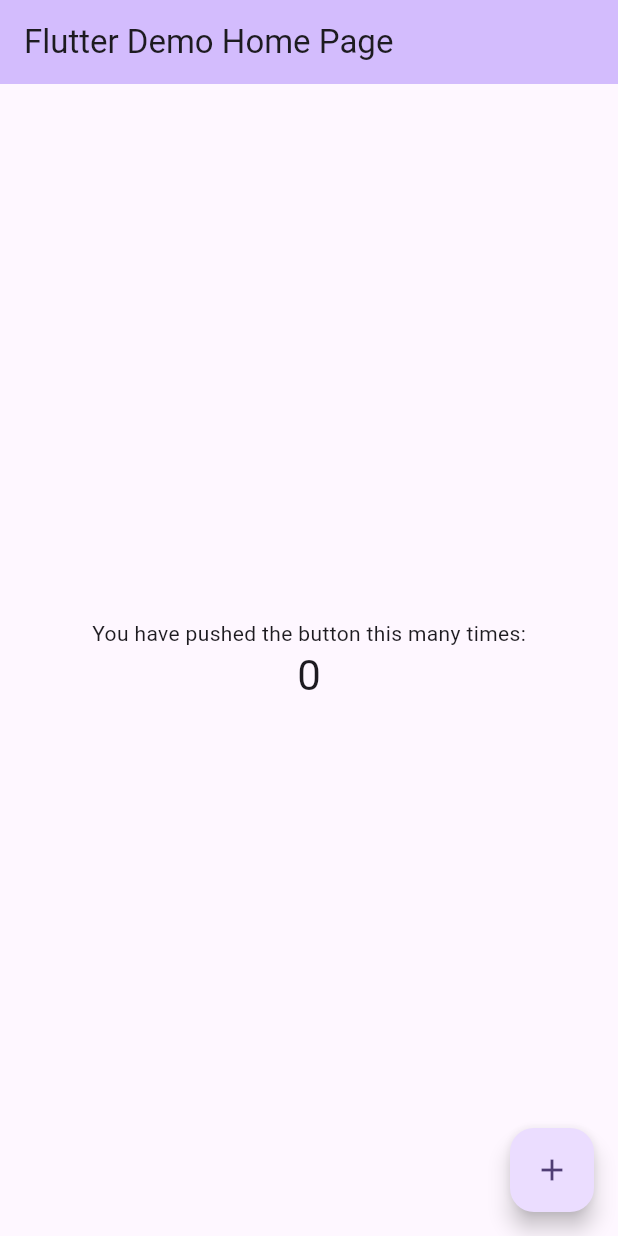
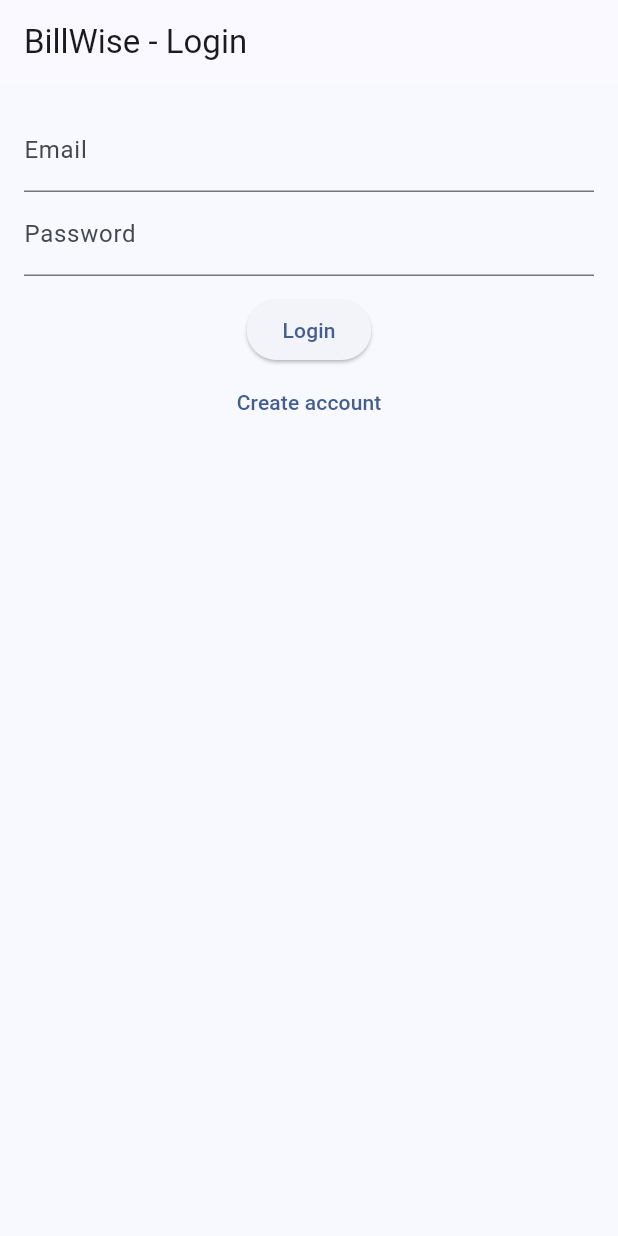
Before and after one commit to Unreemable/BillWiseApp, a Flutter app: the screen it shows after launch, on a phone screen of 412 x 824 dp. Run offline on Flutter 3.47's test engine with Material 3 defaults, Android fonts, the phone set to English and light mode, and no system bars.

Commit message:
Update project structure and add main screens

```diff
--- /dev/null
+++ b/lib/core/app_theme.dart
@@ -0,0 +1,9 @@
+import 'package:flutter/material.dart';
+
+class AppTheme {
+  static ThemeData get light => ThemeData(
+    colorScheme: ColorScheme.fromSeed(seedColor: const Color(0xFF3A86FF)),
+    useMaterial3: true,
+    scaffoldBackgroundColor: const Color(0xFFF7F9FF),
+  );
+}
--- /dev/null
+++ b/lib/features/auth/ui/login_screen.dart
@@ -0,0 +1,42 @@
+import 'package:flutter/material.dart';
+
+class LoginScreen extends StatefulWidget {
+  const LoginScreen({super.key});
+  @override State<LoginScreen> createState() => _LoginScreenState();
+}
+
+class _LoginScreenState extends State<LoginScreen> {
+  final _email = TextEditingController();
+  final _pass  = TextEditingController();
+  bool _loading = false;
+
+  @override
+  Widget build(BuildContext context) {
+    return Scaffold(
+      appBar: AppBar(title: const Text('BillWise - Login')),
+      body: Padding(
+        padding: const EdgeInsets.all(16),
+        child: Column(
+          children: [
+            TextField(controller: _email, decoration: const InputDecoration(labelText: 'Email')),
+            TextField(controller: _pass, decoration: const InputDecoration(labelText: 'Password'), obscureText: true),
+            const SizedBox(height: 12),
+            _loading
+                ? const CircularProgressIndicator()
+                : ElevatedButton(
+                    onPressed: () {
+                      // لاحقًا: نربط Firebase
+                      Navigator.pushReplacementNamed(context, '/home');
+                    },
+                    child: const Text('Login'),
+                  ),
+            TextButton(
+              onPressed: ()=>Navigator.pushNamed(context, '/signup'),
+              child: const Text('Create account'),
+            ),
+          ],
+        ),
+      ),
+    );
+  }
+}
--- a/lib/main.dart
+++ b/lib/main.dart
@@ -1,124 +1,30 @@
 import 'package:flutter/material.dart';
+import 'core/app_theme.dart';
+import 'features/auth/ui/login_screen.dart';
+import 'features/auth/ui/signup_screen.dart';
+import 'features/home/ui/home_screen.dart';
+import 'features/ocr/ui/ocr_screen.dart';
+import 'features/bills/ui/add_bill_screen.dart';
 
 void main() {
-  runApp(const MyApp());
+  runApp(const BillWiseApp());
 }
 
-//مشروع التخرج لريم ووجدان في الفصل الاول من سنة 2026
-
-class MyApp extends StatelessWidget {
-  const MyApp({super.key});
-
-  // This widget is the root of your application.
+class BillWiseApp extends StatelessWidget {
+  const BillWiseApp({super.key});
   @override
   Widget build(BuildContext context) {
     return MaterialApp(
-      title: 'Flutter Demo',
-      theme: ThemeData(
-        // This is the theme of your application.
-        //
-        // TRY THIS: Try running your application with "flutter run". You'll see
-        // the application has a purple toolbar. Then, without quitting the app,
-        // try changing the seedColor in the colorScheme below to Colors.green
-        // and then invoke "hot reload" (save your changes or press the "hot
-        // reload" button in a Flutter-supported IDE, or press "r" if you used
-        // the command line to start the app).
-        //
-        // Notice that the counter didn't reset back to zero; the application
-        // state is not lost during the reload. To reset the state, use hot
-        // restart instead.
-        //
-        // This works for code too, not just values: Most code changes can be
-        // tested with just a hot reload.
-        colorScheme: ColorScheme.fromSeed(seedColor: Colors.deepPurple),
-      ),
-      home: const MyHomePage(title: 'Flutter Demo Home Page'),
+      debugShowCheckedModeBanner: false,
+      theme: AppTheme.light,
+      initialRoute: '/login',
+      routes: {
+        '/login': (_) => const LoginScreen(),
+        '/signup': (_) => const SignupScreen(),
+        '/home': (_) => const HomeScreen(),
+        '/ocr': (_) => const OCRScreen(),
+        '/add-bill': (_) => const AddBillScreen(),
+      },
     );
   }
 }
-
-class MyHomePage extends StatefulWidget {
-  const MyHomePage({super.key, required this.title});
-
-  // This widget is the home page of your application. It is stateful, meaning
-  // that it has a State object (defined below) that contains fields that affect
-  // how it looks.
-
-  // This class is the configuration for the state. It holds the values (in this
-  // case the title) provided by the parent (in this case the App widget) and
-  // used by the build method of the State. Fields in a Widget subclass are
-  // always marked "final".
-
-  final String title;
-
-  @override
-  State<MyHomePage> createState() => _MyHomePageState();
-}
-
-class _MyHomePageState extends State<MyHomePage> {
-  int _counter = 0;
-
-  void _incrementCounter() {
-    setState(() {
-      // This call to setState tells the Flutter framework that something has
-      // changed in this State, which causes it to rerun the build method below
-      // so that the display can reflect the updated values. If we changed
-      // _counter without calling setState(), then the build method would not be
-      // called again, and so nothing would appear to happen.
-      _counter++;
-    });
-  }
-
-  @override
-  Widget build(BuildContext context) {
-    // This method is rerun every time setState is called, for instance as done
-    // by the _incrementCounter method above.
-    //
-    // The Flutter framework has been optimized to make rerunning build methods
-    // fast, so that you can just rebuild anything that needs updating rather
-    // than having to individually change instances of widgets.
-    return Scaffold(
-      appBar: AppBar(
-        // TRY THIS: Try changing the color here to a specific color (to
-        // Colors.amber, perhaps?) and trigger a hot reload to see the AppBar
-        // change color while the other colors stay the same.
-        backgroundColor: Theme.of(context).colorScheme.inversePrimary,
-        // Here we take the value from the MyHomePage object that was created by
-        // the App.build method, and use it to set our appbar title.
-        title: Text(widget.title),
-      ),
-      body: Center(
-        // Center is a layout widget. It takes a single child and positions it
-        // in the middle of the parent.
-        child: Column(
-          // Column is also a layout widget. It takes a list of children and
-          // arranges them vertically. By default, it sizes itself to fit its
-          // children horizontally, and tries to be as tall as its parent.
-          //
-          // Column has various properties to control how it sizes itself and
-          // how it positions its children. Here we use mainAxisAlignment to
-          // center the children vertically; the main axis here is the vertical
-          // axis because Columns are vertical (the cross axis would be
-          // horizontal).
-          //
-          // TRY THIS: Invoke "debug painting" (choose the "Toggle Debug Paint"
-          // action in the IDE, or press "p" in the console), to see the
-          // wireframe for each widget.
-          mainAxisAlignment: MainAxisAlignment.center,
-          children: <Widget>[
-            const Text('You have pushed the button this many times:'),
-            Text(
-              '$_counter',
-              style: Theme.of(context).textTheme.headlineMedium,
-            ),
-          ],
-        ),
-      ),
-      floatingActionButton: FloatingActionButton(
-        onPressed: _incrementCounter,
-        tooltip: 'Increment',
-        child: const Icon(Icons.add),
-      ), // This trailing comma makes auto-formatting nicer for build methods.
-    );
-  }
-}
--- a/pubspec.yaml
+++ b/pubspec.yaml
@@ -38,6 +38,9 @@
 dev_dependencies:
   flutter_test:
     sdk: flutter
+  intl: ^0.19.0
+
+
 
   # The "flutter_lints" package below contains a set of recommended lints to
   # encourage good coding practices. The lint set provided by the package is
```
Also changed, not shown: lib/features/auth/ui/signup_screen.dart (added, +38 -0 lines), lib/features/bills/ui/add_bill_screen.dart (added, +55 -0 lines), lib/features/home/ui/home_screen.dart (added, +26 -0 lines), lib/features/ner/data/ner_service.dart (added, +18 -0 lines), lib/features/ocr/ui/ocr_screen.dart (added, +12 -0 lines), pubspec.lock, 1 other file.
